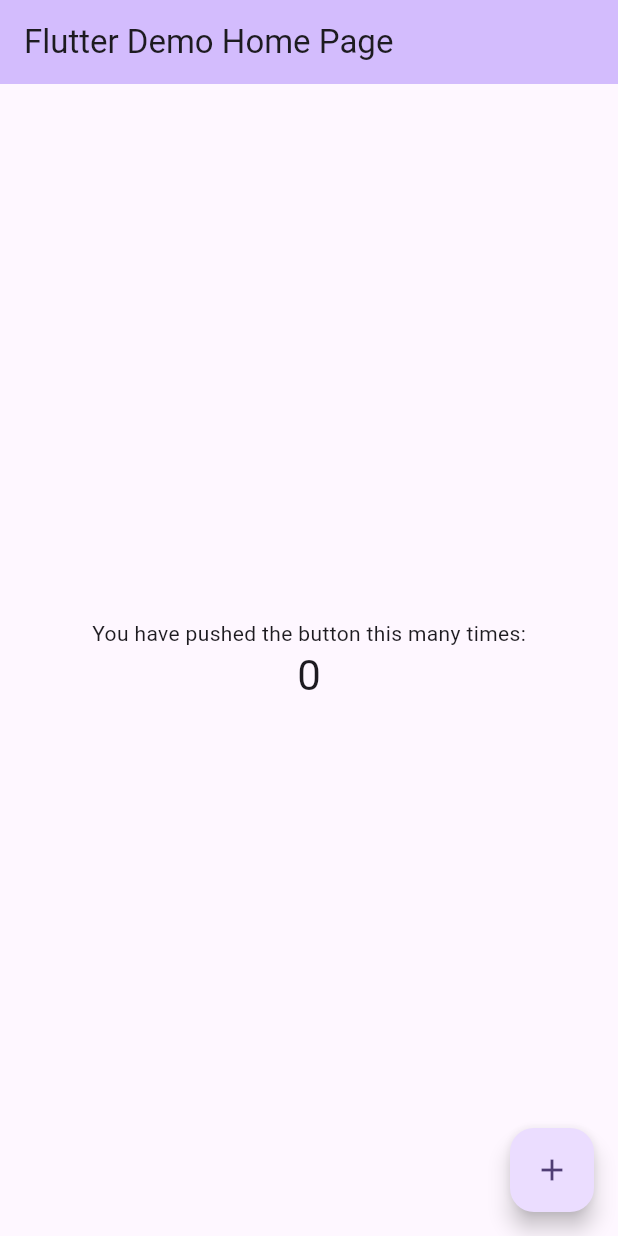
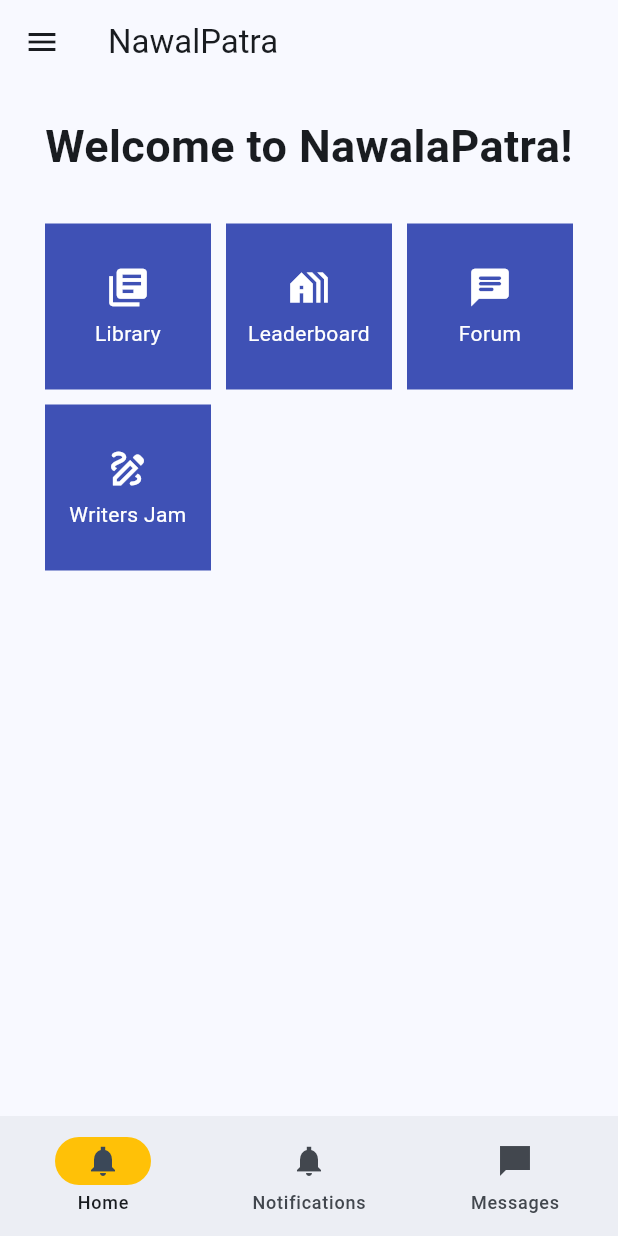
Before and after one commit to NawalaPatra-e12/NawalaPatra-Mobile, a Flutter app: the screen it shows after launch, on a phone screen of 412 x 824 dp. Run offline on Flutter 3.47's test engine with Material 3 defaults, Android fonts, the phone set to English and light mode, and no system bars.

```diff
--- a/lib/main.dart
+++ b/lib/main.dart
@@ -1,4 +1,6 @@
 import 'package:flutter/material.dart';
+import 'package:nawalapatra_mobile/menu.dart';
+
 
 void main() {
   runApp(const MyApp());
@@ -13,113 +15,10 @@ class MyApp extends StatelessWidget {
     return MaterialApp(
       title: 'Flutter Demo',
       theme: ThemeData(
-        // This is the theme of your application.
-        //
-        // TRY THIS: Try running your application with "flutter run". You'll see
-        // the application has a blue toolbar. Then, without quitting the app,
-        // try changing the seedColor in the colorScheme below to Colors.green
-        // and then invoke "hot reload" (save your changes or press the "hot
-        // reload" button in a Flutter-supported IDE, or press "r" if you used
-        // the command line to start the app).
-        //
-        // Notice that the counter didn't reset back to zero; the application
-        // state is not lost during the reload. To reset the state, use hot
-        // restart instead.
-        //
-        // This works for code too, not just values: Most code changes can be
-        // tested with just a hot reload.
-        colorScheme: ColorScheme.fromSeed(seedColor: Colors.deepPurple),
+        colorScheme: ColorScheme.fromSeed(seedColor: Color.fromARGB(255, 6, 22, 38)),
         useMaterial3: true,
       ),
-      home: const MyHomePage(title: 'Flutter Demo Home Page'),
+      home: MyHomePage(),
     );
   }
 }
-
-class MyHomePage extends StatefulWidget {
-  const MyHomePage({super.key, required this.title});
-
-  // This widget is the home page of your application. It is stateful, meaning
-  // that it has a State object (defined below) that contains fields that affect
-  // how it looks.
-
-  // This class is the configuration for the state. It holds the values (in this
-  // case the title) provided by the parent (in this case the App widget) and
-  // used by the build method of the State. Fields in a Widget subclass are
-  // always marked "final".
-
-  final String title;
-
-  @override
-  State<MyHomePage> createState() => _MyHomePageState();
-}
-
-class _MyHomePageState extends State<MyHomePage> {
-  int _counter = 0;
-
-  void _incrementCounter() {
-    setState(() {
-      // This call to setState tells the Flutter framework that something has
-      // changed in this State, which causes it to rerun the build method below
-      // so that the display can reflect the updated values. If we changed
-      // _counter without calling setState(), then the build method would not be
-      // called again, and so nothing would appear to happen.
-      _counter++;
-    });
-  }
-
-  @override
-  Widget build(BuildContext context) {
-    // This method is rerun every time setState is called, for instance as done
-    // by the _incrementCounter method above.
-    //
-    // The Flutter framework has been optimized to make rerunning build methods
-    // fast, so that you can just rebuild anything that needs updating rather
-    // than having to individually change instances of widgets.
-    return Scaffold(
-      appBar: AppBar(
-        // TRY THIS: Try changing the color here to a specific color (to
-        // Colors.amber, perhaps?) and trigger a hot reload to see the AppBar
-        // change color while the other colors stay the same.
-        backgroundColor: Theme.of(context).colorScheme.inversePrimary,
-        // Here we take the value from the MyHomePage object that was created by
-        // the App.build method, and use it to set our appbar title.
-        title: Text(widget.title),
-      ),
-      body: Center(
-        // Center is a layout widget. It takes a single child and positions it
-        // in the middle of the parent.
-        child: Column(
-          // Column is also a layout widget. It takes a list of children and
-          // arranges them vertically. By default, it sizes itself to fit its
-          // children horizontally, and tries to be as tall as its parent.
-          //
-          // Column has various properties to control how it sizes itself and
-          // how it positions its children. Here we use mainAxisAlignment to
-          // center the children vertically; the main axis here is the vertical
-          // axis because Columns are vertical (the cross axis would be
-          // horizontal).
-          //
-          // TRY THIS: Invoke "debug painting" (choose the "Toggle Debug Paint"
-          // action in the IDE, or press "p" in the console), to see the
-          // wireframe for each widget.
-          mainAxisAlignment: MainAxisAlignment.center,
-          children: <Widget>[
-            const Text(
-              'You have pushed the button this many times:',
-            ),
-            Text(
-              '$_counter',
-              style: Theme.of(context).textTheme.headlineMedium,
-            ),
-          ],
-        ),
-      ),
-      floatingActionButton: FloatingActionButton(
-        onPressed: _incrementCounter,
-        tooltip: 'Increment',
-        child: const Icon(Icons.add),
-      ), // This trailing comma makes auto-formatting nicer for build methods.
-    );
-  }
-}
--- /dev/null
+++ b/lib/menu.dart
@@ -0,0 +1,111 @@
+import 'package:flutter/material.dart';
+import 'package:nawalapatra_mobile/widget/left_drawer.dart';
+import 'package:nawalapatra_mobile/widget/bottom_nav.dart';
+
+class MyHomePage extends StatelessWidget {
+    MyHomePage({Key? key}) : super(key: key);
+
+    final List<ShopItem> items = [
+      ShopItem("Library", Icons.library_books),
+      ShopItem("Leaderboard", Icons.holiday_village),
+      ShopItem("Forum", Icons.chat_rounded),
+      ShopItem("Writers Jam", Icons.draw_outlined),
+    ];
+
+    @override
+    Widget build(BuildContext context) {
+        return Scaffold(
+      appBar: AppBar(
+        title: const Text(
+          'NawalPatra',
+        ),
+      ),
+      drawer: const LeftDrawer(),
+      body: SingleChildScrollView(
+        child: Padding(
+          padding: const EdgeInsets.all(10.0), // Set padding dari halaman
+          child: Column(
+            children: <Widget>[
+              const Padding(
+                padding: EdgeInsets.only(top: 10.0, bottom: 10.0),
+                child: Text(
+                  'Welcome to NawalaPatra!', // Text yang menandakan toko
+                  textAlign: TextAlign.center,
+                  style: TextStyle(
+                    fontSize: 30,
+                    fontWeight: FontWeight.bold,
+                  ),
+                ),
+              ),
+              GridView.count(
+                primary: true,
+                padding: const EdgeInsets.all(20),
+                crossAxisSpacing: 10,
+                mainAxisSpacing: 10,
+                crossAxisCount: 3,
+                shrinkWrap: true,
+                children: items.map((ShopItem item) {
+                  // Iterasi untuk setiap item
+                  return ShopCard(item);
+                }).toList(),
+              ),
+            ],
+          ),
+        ),
+      ),
+      bottomNavigationBar: NavigationBarApp(),
+    );
+    }
+}
+
+class ShopCard extends StatelessWidget {
+  final ShopItem item;
+
+  const ShopCard(this.item, {super.key}); // Constructor
+
+  @override
+  Widget build(BuildContext context) {
+    return Material(
+      color: Colors.indigo,
+      child: InkWell(
+        // Area responsive terhadap sentuhan
+        onTap: () {
+          // Memunculkan SnackBar ketika diklik
+          ScaffoldMessenger.of(context)
+            ..hideCurrentSnackBar()
+            ..showSnackBar(SnackBar(
+                content: Text("Kamu telah menekan tombol ${item.name}!")));
+        },
+        child: Container(
+          // Container untuk menyimpan Icon dan Text
+          padding: const EdgeInsets.all(8),
+          child: Center(
+            child: Column(
+              mainAxisAlignment: MainAxisAlignment.center,
+              children: [
+                Icon(
+                  item.icon,
+                  color: Colors.white,
+                  size: 30.0,
+                ),
+                const Padding(padding: EdgeInsets.all(3)),
+                Text(
+                  item.name,
+                  textAlign: TextAlign.center,
+                  style: const TextStyle(color: Colors.white),
+                ),
+              ],
+            ),
+          ),
+        ),
+      ),
+    );
+  }
+}
+
+class ShopItem {
+  final String name;
+  final IconData icon;
+
+  ShopItem(this.name, this.icon);
+}
--- /dev/null
+++ b/lib/widget/bottom_nav.dart
@@ -0,0 +1,31 @@
+import 'package:flutter/material.dart';
+
+class NavigationBarApp extends StatelessWidget {
+
+  @override
+  Widget build(BuildContext context) {
+    return NavigationBar(
+        onDestinationSelected: (int index) {
+          // Handle the selected index if needed
+          // You can perform some action here or navigate to a different page
+          // NavigationDestinationLabelBehavior.onlyShowSelected;
+        },
+        indicatorColor: Colors.amber,
+        destinations: const <Widget>[
+          NavigationDestination(
+            // selectedIcon: Icon(Icons.home),
+            icon: Icon(Icons.notifications_sharp),
+            label: 'Home',
+          ),
+          NavigationDestination(
+            icon: Icon(Icons.notifications_sharp),
+            label: 'Notifications',
+          ),
+          NavigationDestination(
+            icon: Icon(Icons.messenger_sharp),
+            label: 'Messages',
+          ),
+        ],
+    );
+  }
+}
```
Also changed, not shown: lib/widget/left_drawer.dart (added, +78 -0 lines).
